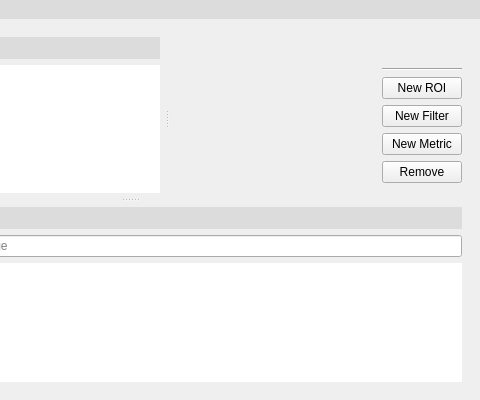
Old version of the form gui/ui_files/mainwindow.ui in the repository OSUDSL/pydre; both pictures show x 220 to 700 and y 0 to 400 of the 700 by 400 pixel window.
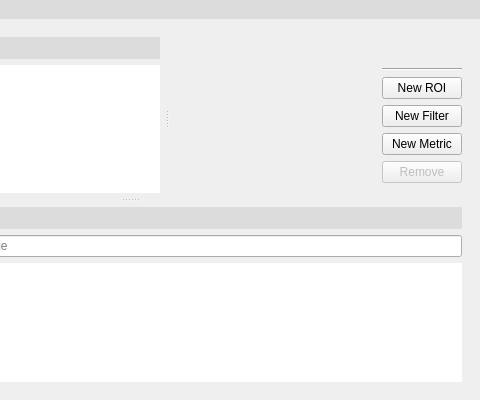
New version of the form. Icons and pictures are not drawn.

```diff
--- a/gui/ui_files/mainwindow.ui
+++ b/gui/ui_files/mainwindow.ui
@@ -323,7 +323,7 @@
                <item>
                 <widget class="QPushButton" name="remove_item_btn">
                  <property name="enabled">
-                  <bool>true</bool>
+                  <bool>false</bool>
                  </property>
                  <property name="text">
                   <string>Remove</string>
```
